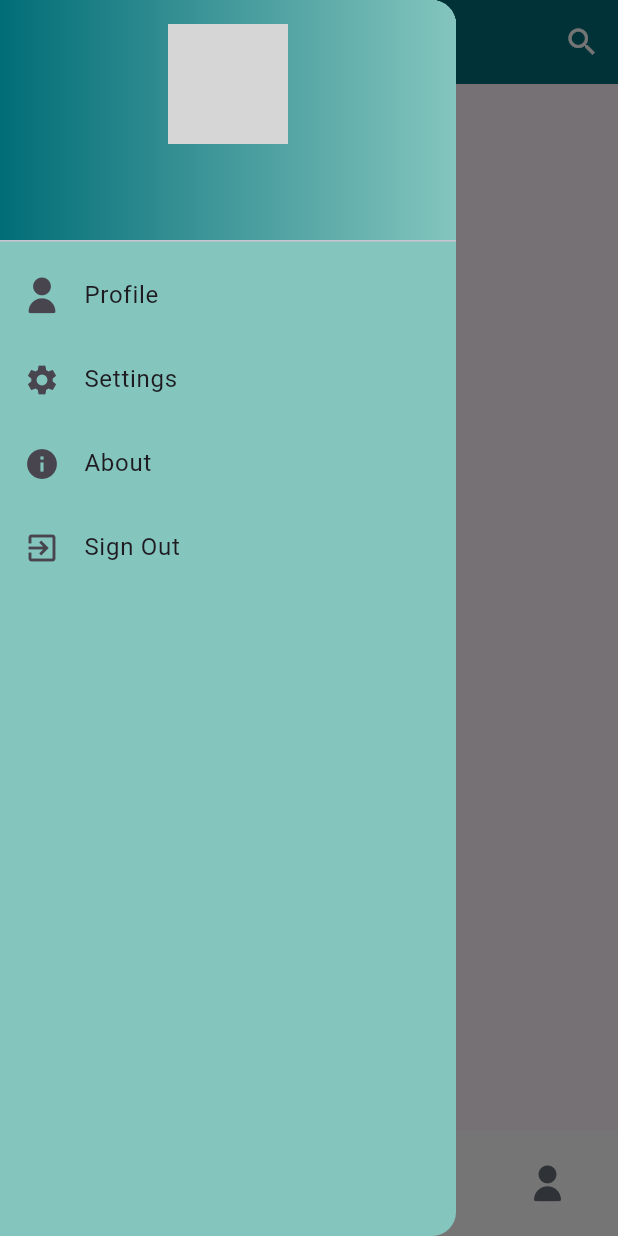
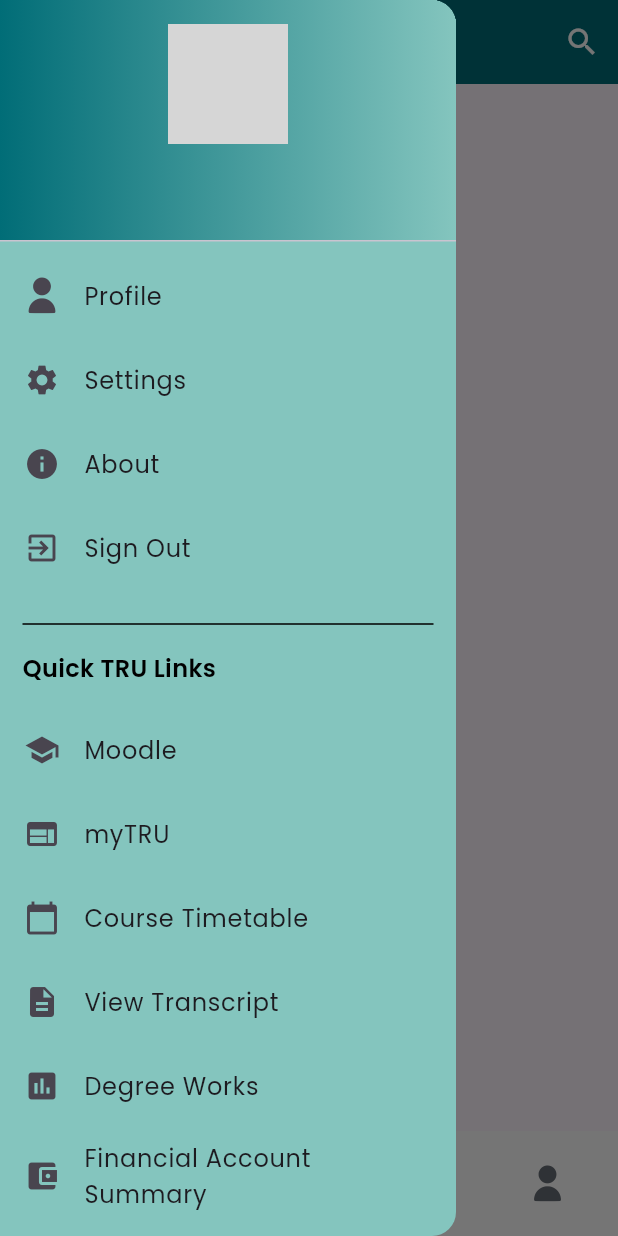
Before and after one commit to devindxdev/UnivolveApp, a Flutter app: the screen it shows once a user with an empty profile is signed in, in the side drawer, after a tap on "Sign Out", on a phone screen of 412 x 824 dp. Run offline on Flutter 3.47's test engine with Material 3 defaults, Android fonts, the phone set to English and light mode, and no system bars; drawn by our look-alikes of google_nav_bar; our stand-ins replace cloud_firestore, firebase_auth, firebase_core, google_fonts; accounts and stored records are empty; grey boxes are pictures that could not be loaded.

Commit message:
added Drawer

```diff
--- /dev/null
+++ b/lib/pages/assetUIElements/drawer.dart
@@ -0,0 +1,169 @@
+import 'package:firebase_auth/firebase_auth.dart';
+import 'package:flutter/material.dart';
+import 'package:google_fonts/google_fonts.dart';
+import 'package:univolve_app/assets/univolve_icons_icons.dart';
+import 'package:univolve_app/pages/services/database_service.dart';
+import 'package:url_launcher/url_launcher.dart';
+
+class UserDrawer extends StatefulWidget {
+  @override
+  _UserDrawerState createState() => _UserDrawerState();
+}
+
+class _UserDrawerState extends State<UserDrawer> {
+  final UserService _userService = UserService();
+  String userName = "Loading...";
+
+  @override
+  void initState() {
+    super.initState();
+    _fetchUserName();
+  }
+
+  void _fetchUserName() async {
+    final name = await _userService.fetchUserName();
+    setState(() => userName = name);
+  }
+
+  @override
+  Widget build(BuildContext context) {
+    return Drawer(
+      backgroundColor: Color(0xff84C5BE),
+      child: ListView(
+        // The ListView here contains all the children directly, no nested ListView
+        children: <Widget>[
+          DrawerHeader(
+            decoration: BoxDecoration(
+              gradient: LinearGradient(
+                colors: <Color>[
+                  Color(0xff016D77),
+                  Color(0xff84C5BE),
+                ],
+              ),
+            ),
+            child: Column(
+              children: <Widget>[
+                CircleAvatar(
+                  radius: 40,
+                  backgroundImage: AssetImage('assets/images/'),
+                ),
+                SizedBox(
+                  height: 10,
+                ),
+                Text(
+                  "$userName",
+                  style: GoogleFonts.poppins(
+                      fontSize: 20,
+                      color: Colors.white,
+                      fontWeight: FontWeight.w600),
+                ),
+              ],
+            ),
+          ),
+          ListTile(
+            title: Text('Profile', style: GoogleFonts.poppins()),
+            leading: Icon(UnivolveIcons.profile),
+            onTap: () {
+              Navigator.pushNamed(context, '/profile');
+            },
+          ),
+          ListTile(
+            title: Text('Settings', style: GoogleFonts.poppins()),
+            leading: Icon(Icons.settings),
+            onTap: () {
+              Navigator.pushNamed(context, '/settings');
+            },
+          ),
+          ListTile(
+            title: Text('About', style: GoogleFonts.poppins()),
+            leading: Icon(Icons.info),
+            onTap: () {
+              Navigator.pushNamed(context, '/about');
+            },
+          ),
+          ListTile(
+            title: Text('Sign Out', style: GoogleFonts.poppins()),
+            leading: Icon(Icons.exit_to_app),
+            onTap: () {
+              FirebaseAuth.instance.signOut();
+            },
+          ),
+          Padding(
+            padding: const EdgeInsets.all(15.0),
+            child: Column(
+              crossAxisAlignment: CrossAxisAlignment.start,
+              children: [
+                Divider(
+                  color: Colors.black,
+                ),
+                SizedBox(
+                  height: 10,
+                ),
+                Text(
+                  'Quick TRU Links',
+                  style: GoogleFonts.poppins(
+                      fontSize: 16,
+                      fontWeight: FontWeight.w600,
+                      color: Colors.black),
+                ),
+              ],
+            ),
+          ),
+
+          _createDrawerItem(
+            icon: Icons.school,
+            text: 'Moodle',
+            onTap: () => _launchURL('https://moodle.tru.ca/login/index.php'),
+          ),
+          _createDrawerItem(
+            icon: Icons.web,
+            text: 'myTRU',
+            onTap: () => _launchURL('https://mytru.tru.ca/'),
+          ),
+          _createDrawerItem(
+            icon: Icons.calendar_today,
+            text: 'Course Timetable',
+            onTap: () => _launchURL(
+                'https://reg-prod.ec.tru.ca/StudentRegistrationSsb/ssb/registrationHistory/registrationHistory'),
+          ),
+          _createDrawerItem(
+            icon: Icons.description,
+            text: 'View Transcript',
+            onTap: () => _launchURL(
+                'https://ssb-prod.ec.tru.ca/ssomanager/saml/login?relayState=/c/auth/SSB?pkg=bwskotrn.P_ViewTermTran'),
+          ),
+          _createDrawerItem(
+            icon: Icons.assessment,
+            text: 'Degree Works',
+            onTap: () =>
+                _launchURL('https://dw-prod.ec.tru.ca/responsiveDashboard'),
+          ),
+          _createDrawerItem(
+            icon: Icons.account_balance_wallet,
+            text: 'Financial Account Summary',
+            onTap: () => _launchURL(
+                'https://ssb-prod.ec.tru.ca/ssomanager/saml/login?relayState=/c/auth/SSB?pkg=bwskoacc.P_ViewAcct'),
+          ),
+
+          // Repeat for other drawer items
+        ],
+      ),
+    );
+  }
+
+  Widget _createDrawerItem(
+      {IconData? icon, String? text, VoidCallback? onTap}) {
+    return ListTile(
+      leading: Icon(icon),
+      title: Text(text!, style: GoogleFonts.poppins()),
+      onTap: onTap,
+    );
+  }
+
+  void _launchURL(String urlString) async {
+    final Uri url = Uri.parse(urlString);
+    if (!await launchUrl(url, mode: LaunchMode.externalApplication)) {
+      throw 'Could not launch $urlString';
+    }
+  }
+}
--- a/lib/pages/homepage.dart
+++ b/lib/pages/homepage.dart
@@ -1,7 +1,9 @@
+import 'package:cloud_firestore/cloud_firestore.dart';
 import 'package:firebase_auth/firebase_auth.dart';
 import 'package:flutter/material.dart';
 import 'package:google_nav_bar/google_nav_bar.dart';
 import 'package:univolve_app/assets/univolve_icons_icons.dart';
+import 'package:univolve_app/pages/assetUIElements/drawer.dart';
 import 'package:univolve_app/pages/eventspage.dart';
 
 class HomePage extends StatefulWidget {
@@ -11,11 +13,58 @@
 
 class _HomePageState extends State<HomePage> {
   int _selectedIndex = 2;
+  String userName = "Loading..."; // Default text
+
+  var userDetail;
+
+  @override
+  void initState() {
+    final user = FirebaseAuth.instance.currentUser;
+    userDetail = user?.email;
+    fetchUserName();
+
+    super.initState();
+  }
 
   // Create a getter to obtain the user's email or a default string
   String get userEmail {
     final user = FirebaseAuth.instance.currentUser;
     return user?.email ?? "Not signed in";
+  }
+
+  void fetchUserName() async {
+    final user = FirebaseAuth.instance.currentUser;
+    if (user != null) {
+      // Assuming you use the user's UID to store and fetch user data
+      // If you're using email or another field, adjust the query accordingly
+      final usersCollection = FirebaseFirestore.instance.collection('users');
+      final querySnapshot = await usersCollection
+          .where('email',
+              isEqualTo: user
+                  .email) // Adjust based on how you relate a user document to the FirebaseAuth user
+          .get();
+
+      if (querySnapshot.docs.isNotEmpty) {
+        final userDoc = querySnapshot.docs.first;
+        final universityId = userDoc.data()['universityId'] as String;
+
+        // Now fetch the actual document using universityId
+        final universityDoc = await usersCollection.doc(universityId).get();
+        final name = universityDoc.data()?['name'] ?? "No name available";
+
+        setState(() {
+          userName = name;
+        });
+      } else {
+        setState(() {
+          userName = "User not found";
+        });
+      }
+    } else {
+      setState(() {
+        userName = "Not signed in";
+      });
+    }
   }
 
   //list of pages
@@ -111,69 +160,7 @@
           backgroundColor: Color(0xff016D77),
           elevation: 0,
         ),
-        drawer: Drawer(
-          backgroundColor: Color(0xff84C5BE),
-          child: ListView(
-            children: <Widget>[
-              DrawerHeader(
-                decoration: BoxDecoration(
-                  gradient: LinearGradient(
-                    colors: <Color>[
-                      Color(0xff016D77),
-                      Color(0xff84C5BE),
-                    ],
-                  ),
-                ),
-                child: Column(
-                  children: <Widget>[
-                    CircleAvatar(
-                      radius: 40,
-                      backgroundImage: AssetImage('assets/images/profile.jpg'),
-                    ),
-                    SizedBox(
-                      height: 10,
-                    ),
-                    Text(
-                      "$userEmail ",
-                      style: TextStyle(
-                        fontSize: 20,
-                        color: Colors.white,
-                      ),
-                    ),
-                  ],
-                ),
-              ),
-              ListTile(
-                title: Text('Profile'),
-                leading: Icon(UnivolveIcons.profile),
-                onTap: () {
-                  Navigator.pushNamed(context, '/profile');
-                },
-              ),
-              ListTile(
-                title: Text('Settings'),
-                leading: Icon(Icons.settings),
-                onTap: () {
-                  Navigator.pushNamed(context, '/settings');
-                },
-              ),
-              ListTile(
-                title: Text('About'),
-                leading: Icon(Icons.info),
-                onTap: () {
-                  Navigator.pushNamed(context, '/about');
-                },
-              ),
-              ListTile(
-                title: Text('Sign Out'),
-                leading: Icon(Icons.exit_to_app),
-                onTap: () {
-                  FirebaseAuth.instance.signOut();
-                },
-              ),
-            ],
-          ),
-        ),
+        drawer: UserDrawer(),
         body: _pages[_selectedIndex],
         bottomNavigationBar: Container(
           decoration: BoxDecoration(
--- /dev/null
+++ b/lib/pages/services/database_service.dart
@@ -0,0 +1,30 @@
+import 'package:cloud_firestore/cloud_firestore.dart';
+import 'package:firebase_auth/firebase_auth.dart';
+
+class UserService {
+  final FirebaseFirestore _firestore = FirebaseFirestore.instance;
+  final FirebaseAuth _auth = FirebaseAuth.instance;
+
+  Future<String> fetchUserName() async {
+    final user = _auth.currentUser;
+    if (user == null) return "Not signed in";
+
+    try {
+      final querySnapshot = await _firestore
+          .collection('users')
+          .where('email', isEqualTo: user.email)
+          .get();
+
+      if (querySnapshot.docs.isEmpty) return "User not found";
+
+      final userDoc = querySnapshot.docs.first;
+      final universityId = userDoc['universityId'] as String;
+      final universityDoc =
+          await _firestore.collection('users').doc(universityId).get();
+
+      return universityDoc['username'] ?? "No name available";
+    } catch (e) {
+      return "Error fetching name";
+    }
+  }
+}
--- a/pubspec.yaml
+++ b/pubspec.yaml
@@ -40,6 +40,7 @@
   cloud_firestore: ^4.15.4
   google_nav_bar: ^5.0.6
   google_fonts: ^6.1.0
+  url_launcher: ^6.0.9
 
 
 
```
Also changed, not shown: pubspec.lock, 6 other files.
